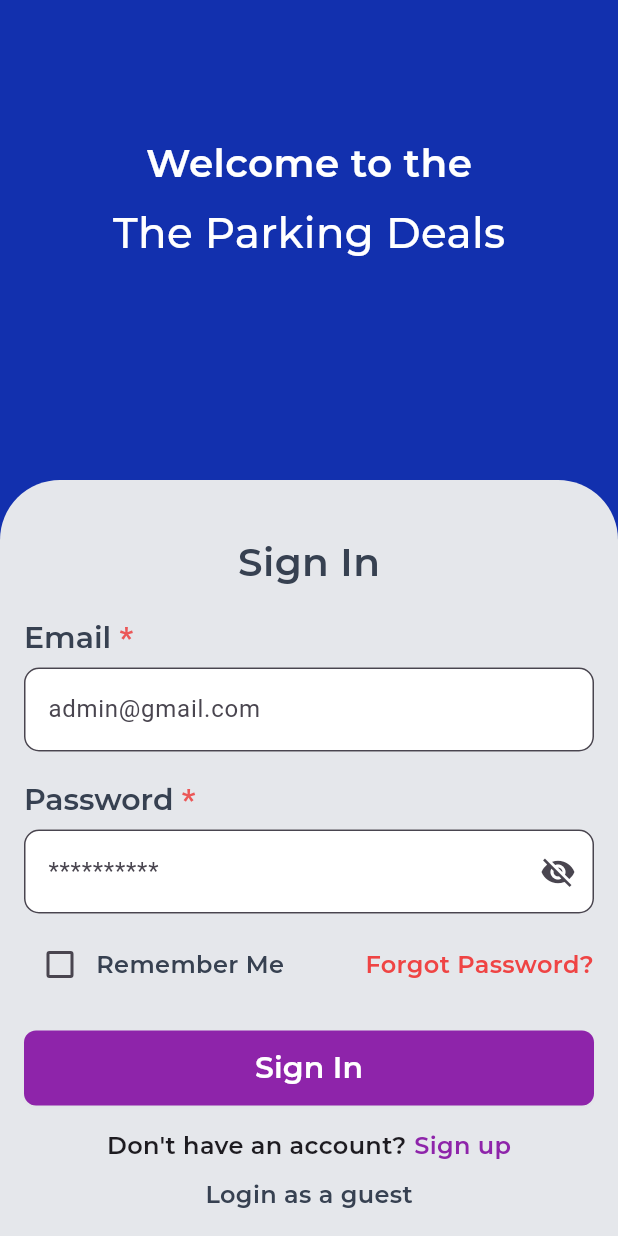
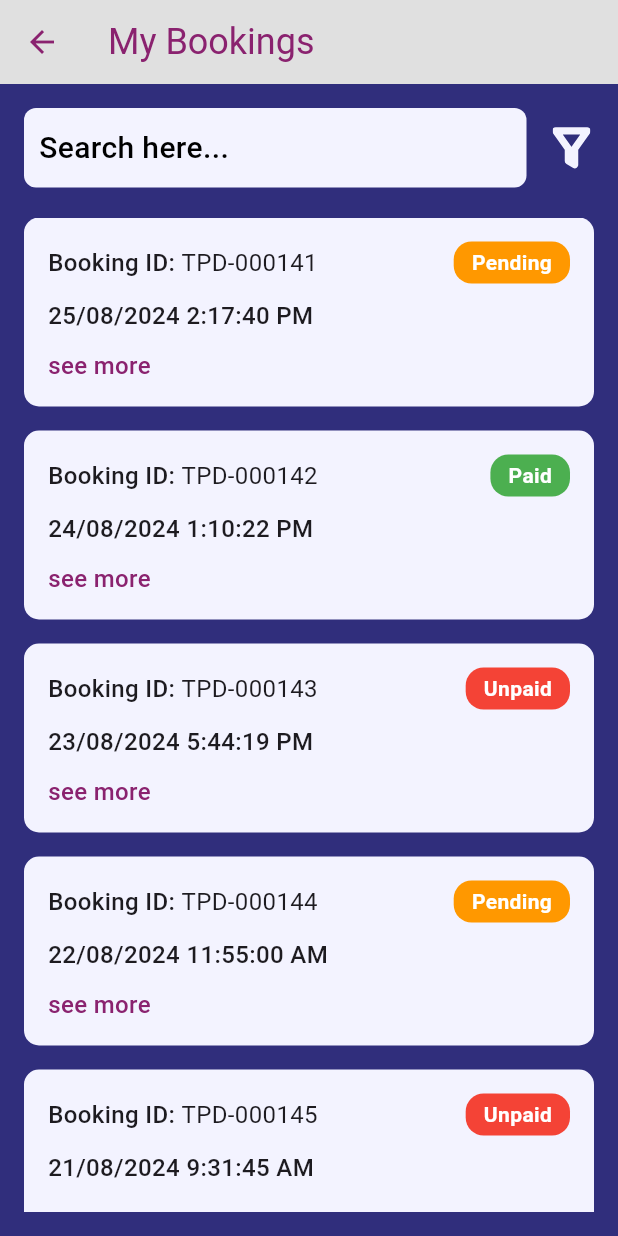
Before and after one commit to subekka20/theparkingdeals_app, a Flutter app: the SignInScreen screen opened by its route, after a tap on "Sign In", on a phone screen of 412 x 824 dp. Run offline on Flutter 3.47's test engine with Material 3 defaults, Android fonts, the phone set to English and light mode, and no system bars; our stand-ins replace flutter_svg, google_fonts.

Commit message:
screens added

```diff
--- a/lib/core/theme_data/color_theme.dart
+++ b/lib/core/theme_data/color_theme.dart
@@ -1,9 +1,9 @@
 import 'package:flutter/material.dart';
 
-const Color background = Color(0xFF1230AE); // White from Greys
+const Color background = Color(0xFF302e7c); // blue
 const Color surfaceSubtitle = Color(0xFFE0E0E0);
-const Color surfaceDefault = Color(0xFF8E24AA); // purple
-const Color surfaceDisabled = Color(0xFFE5E7EB); // grey30
+const Color surfaceDefault = Color(0xFFd12788); // button color
+const Color surfaceDisabled = Color(0xFFf3f3ff); // grey30
 const Color surfaceDarker = Color(0xFF374151); // grey80
 
 const Color borderDefault = Color(0xFFD1D5DB); // grey40
--- a/lib/main.dart
+++ b/lib/main.dart
@@ -2,10 +2,12 @@ import 'package:flutter/material.dart';
 import 'package:theparkingdeals/routes/route.dart';
 
 void main() {
-  runApp(MyApp());
+  runApp(const MyApp());
 }
 
 class MyApp extends StatelessWidget {
+  const MyApp({super.key});
+
   @override
   Widget build(BuildContext context) {
     return MaterialApp(
--- a/lib/modules/auth/signin/signin.dart
+++ b/lib/modules/auth/signin/signin.dart
@@ -16,8 +16,7 @@ class _SignInScreenState extends State<SignInScreen> {
 
   @override
   Widget build(BuildContext context) {
-    return SafeArea(
-      child: Scaffold(
+    return Scaffold(
       backgroundColor: background,
       body: Column(
         children: [
@@ -165,8 +164,10 @@ class _SignInScreenState extends State<SignInScreen> {
                     height: 50,
                     child: CustomButton(
                       label: "Sign In",
-                        onPressed: () {},
-                        backgroundColor: surfaceDefault,
+                      onPressed: () {
+                         Navigator.pushNamed(context, AppRoutes.myBookingExpand);
+                      },
+                      backgroundColor: background,
                       fontSize: 20,
                       fontWeight: FontWeight.w600,
                     )),
@@ -182,7 +183,6 @@ class _SignInScreenState extends State<SignInScreen> {
                           const SizedBox(width: 5),
                           GestureDetector(
                             onTap: () {
-                                // Action for sign up
                               Navigator.pushNamed(context, AppRoutes.signUp);
                             },
                             child: Text('Sign up',
@@ -208,7 +208,6 @@ class _SignInScreenState extends State<SignInScreen> {
           ),
         ],
       ),
-      ),
     );
   }
 }
--- /dev/null
+++ b/lib/modules/my_booking/my_booking_screen.dart
@@ -0,0 +1,175 @@
+import 'package:flutter/material.dart';
+import 'package:flutter_svg/flutter_svg.dart';
+import 'package:theparkingdeals/core/theme_data/color_theme.dart';
+
+class MyBookingScreen extends StatefulWidget {
+  const MyBookingScreen({super.key});
+
+  @override
+  _MyBookingScreenState createState() => _MyBookingScreenState();
+}
+
+class _MyBookingScreenState extends State<MyBookingScreen> {
+  // Dummy data for bookings
+  final List<Map<String, String>> bookings = [
+    {'id': 'TPD-000141', 'date': '25/08/2024 2:17:40 PM', 'status': 'pending'},
+    {'id': 'TPD-000142', 'date': '24/08/2024 1:10:22 PM', 'status': 'paid'},
+    {'id': 'TPD-000143', 'date': '23/08/2024 5:44:19 PM', 'status': 'unpaid'},
+    {'id': 'TPD-000144', 'date': '22/08/2024 11:55:00 AM', 'status': 'pending'},
+    {'id': 'TPD-000145', 'date': '21/08/2024 9:31:45 AM', 'status': 'unpaid'},
+    {'id': 'TPD-000144', 'date': '22/08/2024 11:55:00 AM', 'status': 'pending'},
+    {'id': 'TPD-000145', 'date': '21/08/2024 9:31:45 AM', 'status': 'unpaid'},
+  ];
+
+  Color getStatusColor(String status) {
+    switch (status) {
+      case 'paid':
+        return Colors.green;
+      case 'unpaid':
+        return Colors.red;
+      case 'pending':
+      default:
+        return Colors.orange;
+    }
+  }
+
+  @override
+  Widget build(BuildContext context) {
+    return Scaffold(
+      appBar: AppBar(
+        backgroundColor:surfaceSubtitle,
+        leading: IconButton(
+          icon: const Icon(Icons.arrow_back, color: textTitle),
+          onPressed: () {
+
+          },
+        ),
+        title: const Text(
+          'My Bookings',
+          style: TextStyle(
+            color: textTitle,
+            fontSize: 24,
+          ),
+        ),
+      ),
+      backgroundColor: background,
+      body: Padding(
+        padding: const EdgeInsets.all(16.0),
+        child: Column(
+          children: [
+            Row(
+              children: [
+                Expanded(
+                  child: Container(
+                    padding: const EdgeInsets.symmetric(vertical: 12),
+                    decoration: BoxDecoration(
+                      color: surfaceDisabled,
+                      borderRadius: BorderRadius.circular(8),
+                    ),
+                    child: const Padding(
+                      padding: EdgeInsets.only(left: 10.0),
+                      child: Text(
+                        'Search here...',
+                        style: TextStyle(
+                          fontSize: 20,
+                          fontWeight: FontWeight.w500,
+                          color: Colors.black,
+                        ),
+                      ),
+                    ),
+                  ),
+                ),
+                const SizedBox(width: 15),
+                SvgPicture.asset(
+                  'assets/icons/Filter.svg',
+                  colorFilter: const ColorFilter.mode(
+                    surfaceDisabled,
+                    BlendMode.srcATop,
+                  ),
+                  width: 30,
+                  height: 30,
+                ),
+              ],
+            ),
+            const SizedBox(height: 20),
+            Expanded(
+              child: ListView.builder(
+                itemCount: bookings.length,
+                itemBuilder: (context, index) {
+                  final booking = bookings[index];
+                  return Container(
+                    margin: const EdgeInsets.only(bottom: 16),
+                    padding: const EdgeInsets.all(16),
+                    decoration: BoxDecoration(
+                      color: surfaceDisabled,
+                      borderRadius: BorderRadius.circular(10),
+                    ),
+                    child: Column(
+                      crossAxisAlignment: CrossAxisAlignment.start,
+                      children: [
+                        Row(
+                          children: [
+                            const Text(
+                              'Booking ID: ',
+                              style: TextStyle(
+                                fontSize: 16,
+                                fontWeight: FontWeight.w500,
+                              ),
+                            ),
+                            Text(
+                              booking['id']!,
+                              style: const TextStyle(fontSize: 16),
+                            ),
+                            const Spacer(),
+                            Container(
+                              padding: const EdgeInsets.symmetric(
+                                  horizontal: 12, vertical: 4),
+                              decoration: BoxDecoration(
+                                color: getStatusColor(booking['status']!),
+                                borderRadius: BorderRadius.circular(12),
+                              ),
+                              child: Text(
+                                booking['status']!.capitalize(),
+                                style: const TextStyle(
+                                  fontSize: 14,
+                                  color: Colors.white,
+                                  fontWeight: FontWeight.bold,
+                                ),
+                              ),
+                            ),
+                          ],
+                        ),
+                        const SizedBox(height: 10),
+                        Text(
+                          booking['date']!,
+                          style: const TextStyle(
+                              fontSize: 16, fontWeight: FontWeight.w500),
+                        ),
+                        const SizedBox(height: 10),
+                        const Text(
+                          'see more',
+                          style: TextStyle(
+                            fontSize: 16,
+                            fontWeight: FontWeight.w500,
+                            color: textTitle,
+                          ),
+                        ),
+                      ],
+                    ),
+                  );
+                },
+              ),
+            ),
+          ],
+        ),
+      ),
+    );
+  }
+}
+
+// Extension to capitalize the first letter of the status
+extension StringCasingExtension on String {
+  String capitalize() {
+    return "${this[0].toUpperCase()}${substring(1)}";
+  }
+}
--- a/lib/routes/route.dart
+++ b/lib/routes/route.dart
@@ -1,21 +1,32 @@
 import 'package:flutter/material.dart';
 import 'package:theparkingdeals/modules/auth/signin/signin.dart';
 import 'package:theparkingdeals/modules/auth/signup/signup.dart';
+import 'package:theparkingdeals/modules/my_booking/my_booking_screen.dart';
+import 'package:theparkingdeals/modules/my_profile/my_profile_screen.dart';
 import 'package:theparkingdeals/modules/splash_screen/splash_screen.dart';
 
 class AppRoutes {
   static const String splash = '/';
   static const String signIn = '/signIn';
   static const String signUp = '/signUp';
+  static const String myProfile = '/myProfile';
+  static const String myBooking = '/myBooking';
+  static const String myBookingExpand = '/myBookingExpand';
 
   static Route<dynamic> generateRoute(RouteSettings settings) {
     switch (settings.name) {
       case splash:
-        return MaterialPageRoute(builder: (_) =>  SplashScreen());
+        return MaterialPageRoute(builder: (_) =>  const SplashScreen());
       case signIn:
         return MaterialPageRoute(builder: (_) => const SignInScreen());
       case signUp:
         return MaterialPageRoute(builder: (_) => const SignUpScreen());
+      case myProfile:
+        return MaterialPageRoute(builder: (_) => const MyProfileScreen());
+      case myBooking:
+        return MaterialPageRoute(builder: (_) => const MyBookingScreen());
+      case myBookingExpand:
+        return MaterialPageRoute(builder: (_) => const MyBookingScreen());
       default:
         return MaterialPageRoute(
             builder: (_) => Scaffold(
--- a/pubspec.yaml
+++ b/pubspec.yaml
@@ -24,3 +24,7 @@ flutter:
   uses-material-design: true
   assets:
     - assets/images/logo192.png
+    - assets/icons/chevron-left.svg
+    - assets/icons/menu-01.svg
+    - assets/icons/edit_pen.svg
+    - assets/icons/Filter.svg
```
Also changed, not shown: lib/modules/auth/signup/signup.dart (+21 -15 lines), lib/modules/my_booking/my_booking_expand_screen.dart (added, +257 -0 lines), lib/modules/my_profile/my_profile_screen.dart (added, +164 -0 lines), lib/modules/shared/buttons/back_button.dart (added, +63 -0 lines), assets/icons/chevron-left.svg (added), assets/icons/menu-01.svg (added), 64 other files. Lines whose indentation alone changed are shown as unchanged.
